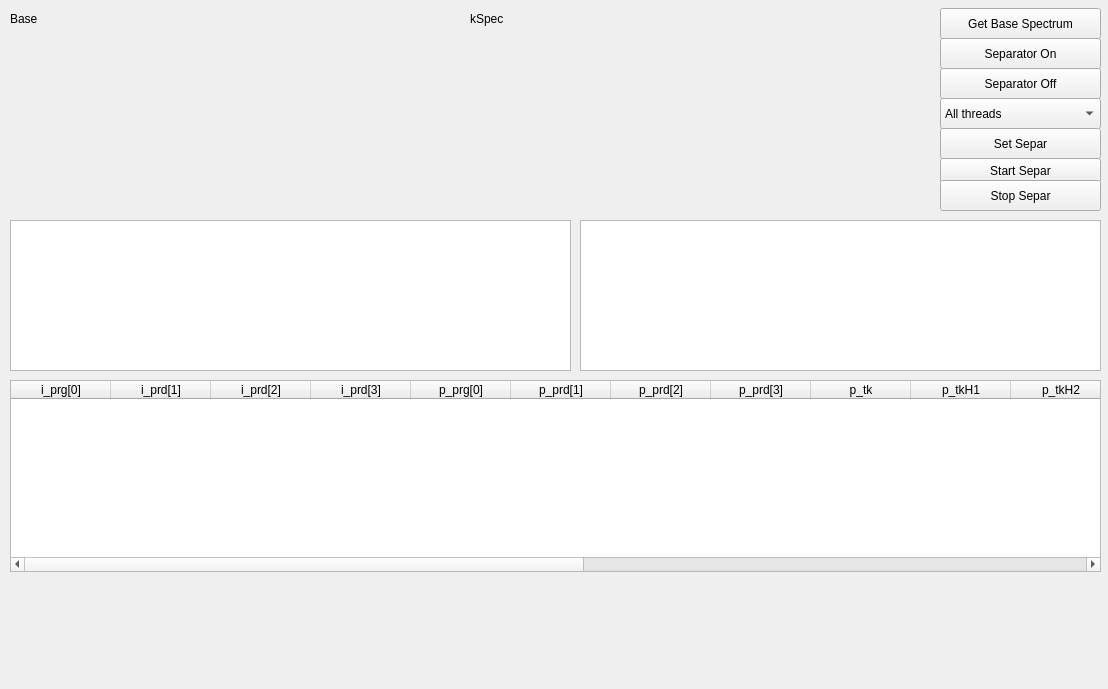
Old version of the form testtablewidget.ui in the repository longway34/SeparaterQt2.
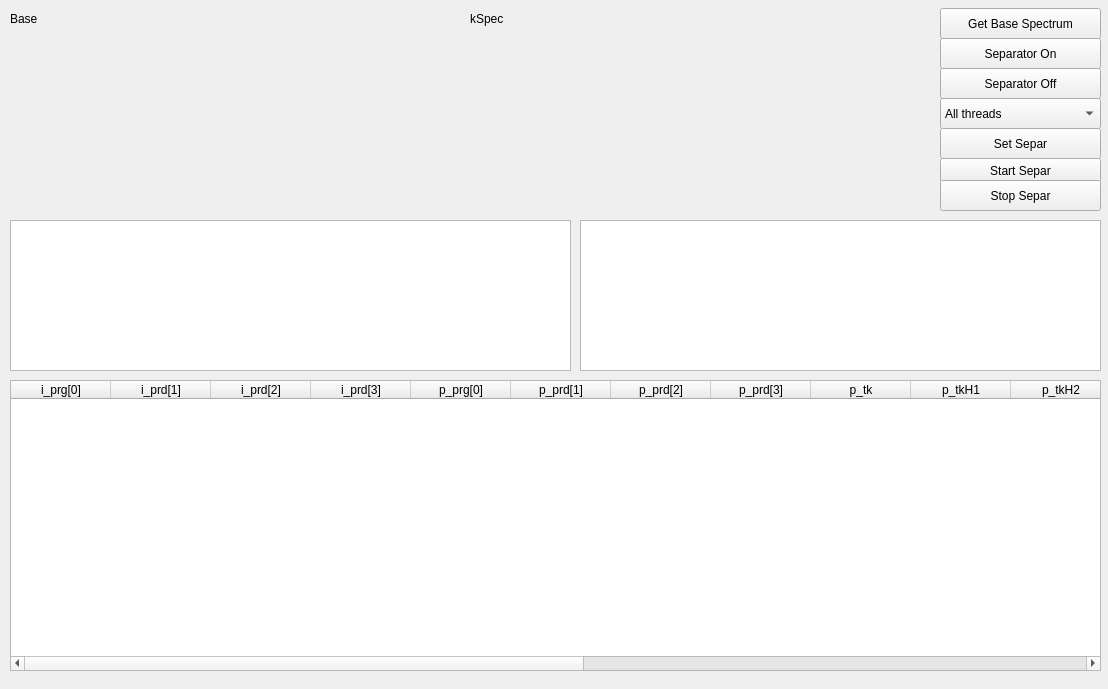
New version of the form. Custom widgets are drawn as their Qt base class.

Diff of the .ui file:
```diff
--- a/testtablewidget.ui
+++ b/testtablewidget.ui
@@ -67,7 +67,7 @@
      <x>10</x>
      <y>380</y>
      <width>1091</width>
-     <height>192</height>
+     <height>291</height>
     </rect>
    </property>
    <column>
@@ -306,16 +306,6 @@
     <string>Stop Separ</string>
    </property>
   </widget>
-  <widget class="TCPLogsWigtets" name="logWidget" native="true">
-   <property name="geometry">
-    <rect>
-     <x>9</x>
-     <y>580</y>
-     <width>731</width>
-     <height>101</height>
-    </rect>
-   </property>
-  </widget>
   <widget class="TCPTimeOutWigget" name="towidget" native="true">
    <property name="geometry">
     <rect>
@@ -328,28 +318,22 @@
   </widget>
  </widget>
  <customwidgets>
-  <customwidget>
-   <class>SPRSpectrumListTable</class>
-   <extends>QTableWidget</extends>
-   <header>sprspectrumlisttable.h</header>
-  </customwidget>
   <customwidget>
    <class>SPRSpectrumGraphicsWidget</class>
    <extends>QWidget</extends>
    <header>sprspectrumgraphicswidget.h</header>
    <container>1</container>
   </customwidget>
+  <customwidget>
+   <class>SPRSpectrumListTable</class>
+   <extends>QTableWidget</extends>
+   <header>sprspectrumlisttable.h</header>
+  </customwidget>
   <customwidget>
    <class>SPRSpectrumSmallTable</class>
    <extends>QTableWidget</extends>
    <header>sprspectrumsmalltable.h</header>
   </customwidget>
-  <customwidget>
-   <class>TCPLogsWigtets</class>
-   <extends>QWidget</extends>
-   <header>tcp/tcplogswigtets.h</header>
-   <container>1</container>
-  </customwidget>
   <customwidget>
    <class>TCPTimeOutWigget</class>
    <extends>QWidget</extends>
```
